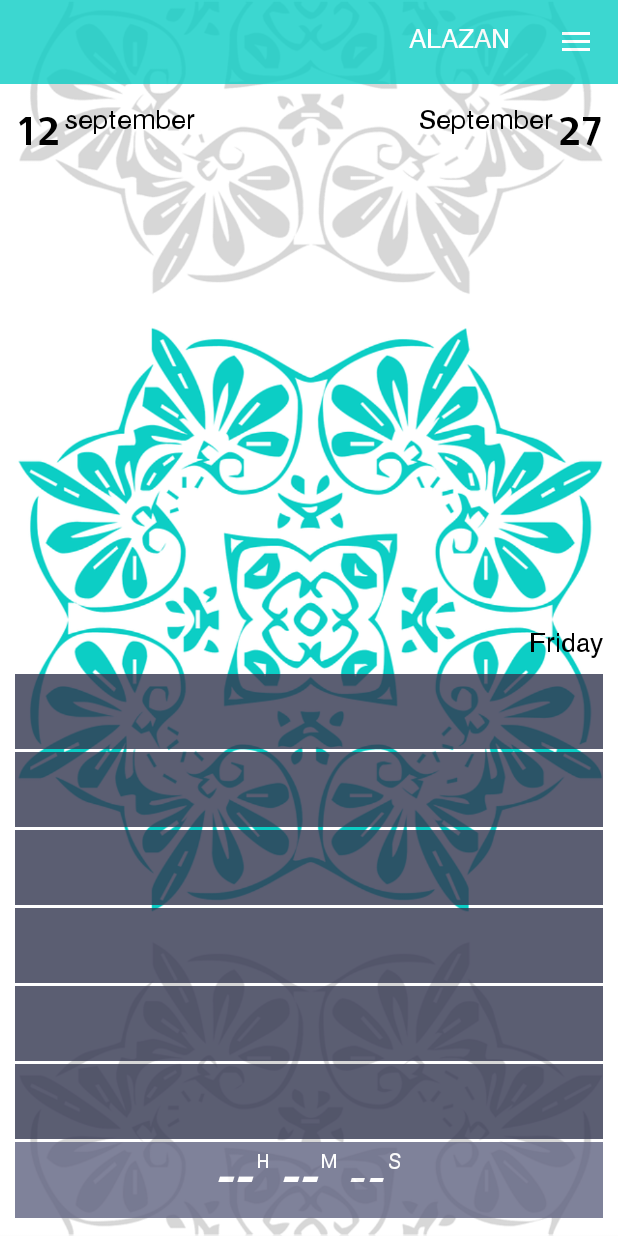
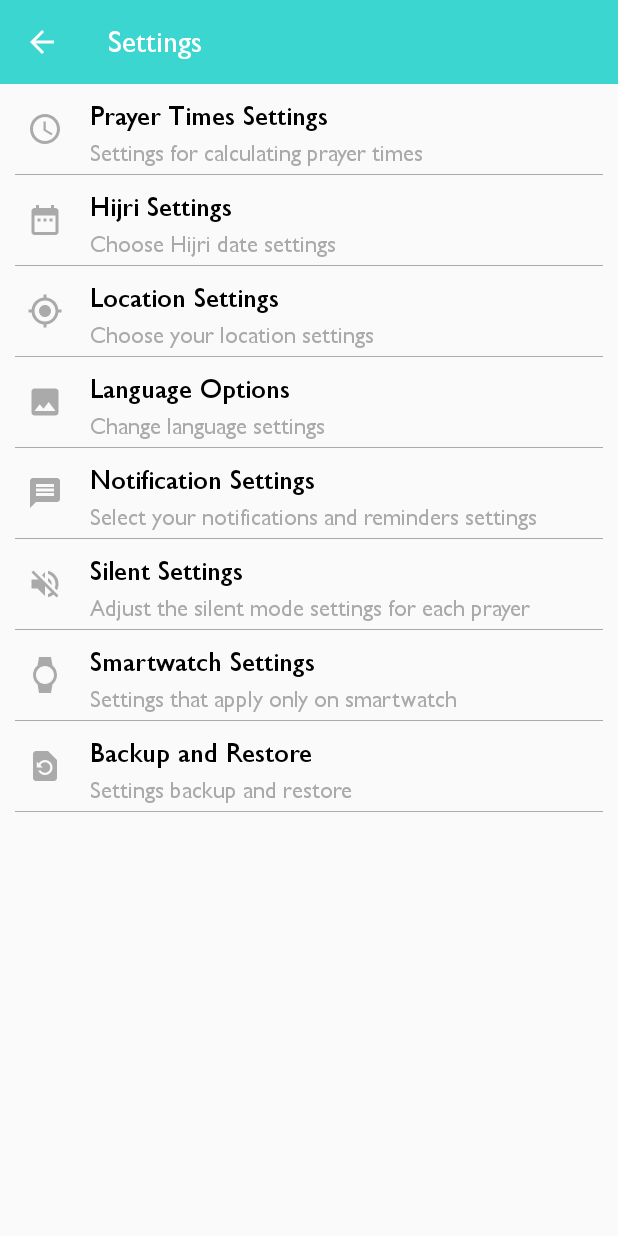
Before and after one commit to arakaneserohingya/Best-Azan-And-Prayer-Time-App, an Android app: the screen it shows after launch (MainActivity before the commit, SettingsActivity after it), after a tap on "Settings", on a phone screen of 412 x 824 dp. Run offline under Robolectric (Android 15) with nearby library versions, the phone set to English and light mode, and no system bars; libraries missing offline, so code that uses them is left out: com.github.msarhan.ummalqura; 3 statements that could not run were skipped; 1 other tap on this screen came first.

Commit message:
fix, settings activity completion !!

```diff
--- a/app/src/main/java/com/alhadara/omar/azan/Activities/MainActivity.java
+++ b/app/src/main/java/com/alhadara/omar/azan/Activities/MainActivity.java
@@ -73,7 +73,7 @@ public class MainActivity extends AppCompatActivity
         int id = item.getItemId();
 
         if (id == R.id.nav_settings) {
-            // Handle the camera action
+            startActivity(new Intent(this,SettingsActivity.class));
         } else if (id == R.id.nav_convert_date) {
             startActivity(new Intent(this, ConvertDateActivity.class));
         } else if (id == R.id.nav_compass) {
--- /dev/null
+++ b/app/src/main/java/com/alhadara/omar/azan/Activities/SettingsActivity.java
@@ -0,0 +1,72 @@
+package com.alhadara.omar.azan.Activities;
+
+import androidx.appcompat.app.AlertDialog;
+import androidx.appcompat.app.AppCompatActivity;
+import androidx.appcompat.widget.Toolbar;
+
+import android.content.Context;
+import android.content.DialogInterface;
+import android.content.SharedPreferences;
+import android.os.Bundle;
+import android.view.View;
+import android.view.ViewGroup;
+import android.widget.ImageButton;
+import android.widget.TextView;
+
+import com.alhadara.omar.azan.Configurations;
+import com.example.omar.azanapkmostafa.R;
+
+public class SettingsActivity extends AppCompatActivity {
+
+    @Override
+    protected void onCreate(Bundle savedInstanceState) {
+        super.onCreate(savedInstanceState);
+        setContentView(R.layout.activity_settings);
+        Toolbar toolbar = findViewById(R.id.toolbar_settings_activity);
+        setSupportActionBar(toolbar);
+        getSupportActionBar().setDisplayHomeAsUpEnabled(true);
+        getSupportActionBar().setDisplayShowHomeEnabled(true);
+        getSupportActionBar().setTitle(getResources().getString(R.string.settings));
+        ViewGroup group = findViewById(R.id.settings_activity_box_layout);
+        for(int i=0;i<group.getChildCount();i++){
+            ((ImageButton)((ViewGroup)group.getChildAt(i)).getChildAt(0)).setImageResource(getResources().obtainTypedArray(R.array.settings_image).getResourceId(i,-1));
+            ((TextView)((ViewGroup)group.getChildAt(i)).getChildAt(1)).setText(getResources().getStringArray(R.array.settings_menu)[i]);
+            ((TextView)((ViewGroup)group.getChildAt(i)).getChildAt(2)).setText(getResources().getStringArray(R.array.settings_submenu)[i]);
+
+        }
+        group.getChildAt(3).setOnClickListener(new View.OnClickListener() {
+            @Override
+            public void onClick(View view) {
+                final SharedPreferences pref = getSharedPreferences(Configurations.mainConFile,MODE_PRIVATE);
+                final SharedPreferences.Editor editor = pref.edit();
+                AlertDialog.Builder builder = new AlertDialog.Builder(SettingsActivity.this);
+                builder.setTitle(getResources().getString(R.string.choose_display_language));
+                builder.setItems(new String[]{"English", "عربي"}, new DialogInterface.OnClickListener() {
+                    @Override
+                    public void onClick(DialogInterface dialogInterface, int i) {
+                        if(i==0){
+                            editor.putString("language","en");
+                            editor.commit();
+                            Configurations.setLanguagePreferences(SettingsActivity.this);
+                            Configurations.setReloadMainActivityOnResume(true);
+                            SettingsActivity.this.recreate();
+                        }else{
+                            editor.putString("language","ar");
+                            editor.commit();
+                            Configurations.setLanguagePreferences(SettingsActivity.this);
+                            Configurations.setReloadMainActivityOnResume(true);
+                            SettingsActivity.this.recreate();
+                        }
+                    }
+                });
+                builder.show();
+            }
+        });
+
+    }
+    @Override
+    public boolean onSupportNavigateUp() {
+        onBackPressed();
+        return true;
+    }
+}
--- a/app/src/main/java/com/alhadara/omar/azan/Configurations.java
+++ b/app/src/main/java/com/alhadara/omar/azan/Configurations.java
@@ -1,11 +1,8 @@
 package com.alhadara.omar.azan;
 
-import android.app.Activity;
 import android.content.Context;
 import android.content.SharedPreferences;
 import android.content.res.Configuration;
-import android.location.Location;
-import android.net.ConnectivityManager;
 import android.os.Build;
 import android.widget.Toast;
 
@@ -13,7 +10,6 @@ import com.example.omar.azanapkmostafa.R;
 
 
 import java.util.Locale;
-import java.util.TimeZone;
 
 
 public class Configurations {
@@ -35,10 +31,10 @@ public class Configurations {
     }
 
 
-    private static void setLanguagePreferences(Context context) {
+    public static void setLanguagePreferences(Context context) {
         SharedPreferences pref = context.getSharedPreferences(mainConFile,Context.MODE_PRIVATE);
         Configuration configuration = context.getResources().getConfiguration();
-        Locale locale = new Locale(pref.getString("language","ar"));
+        Locale locale = new Locale(pref.getString("language","en"));
         if(Build.VERSION.SDK_INT > Build.VERSION_CODES.JELLY_BEAN){
             configuration.setLocale(locale);
             configuration.setLayoutDirection(locale);
--- /dev/null
+++ b/app/src/main/res/drawable/ic_settings_box_1.xml
@@ -0,0 +1,9 @@
+<vector xmlns:android="http://schemas.android.com/apk/res/android"
+        android:width="24dp"
+        android:height="24dp"
+        android:viewportWidth="24.0"
+        android:viewportHeight="24.0">
+    <path
+        android:fillColor="#FF000000"
+        android:pathData="M11.99,2C6.47,2 2,6.48 2,12s4.47,10 9.99,10C17.52,22 22,17.52 22,12S17.52,2 11.99,2zM12,20c-4.42,0 -8,-3.58 -8,-8s3.58,-8 8,-8 8,3.58 8,8 -3.58,8 -8,8zM12.5,7H11v6l5.25,3.15 0.75,-1.23 -4.5,-2.67z"/>
+</vector>
--- /dev/null
+++ b/app/src/main/res/drawable/ic_settings_box_2.xml
@@ -0,0 +1,9 @@
+<vector xmlns:android="http://schemas.android.com/apk/res/android"
+        android:width="24dp"
+        android:height="24dp"
+        android:viewportWidth="24.0"
+        android:viewportHeight="24.0">
+    <path
+        android:fillColor="#FF000000"
+        android:pathData="M9,11L7,11v2h2v-2zM13,11h-2v2h2v-2zM17,11h-2v2h2v-2zM19,4h-1L18,2h-2v2L8,4L8,2L6,2v2L5,4c-1.11,0 -1.99,0.9 -1.99,2L3,20c0,1.1 0.89,2 2,2h14c1.1,0 2,-0.9 2,-2L21,6c0,-1.1 -0.9,-2 -2,-2zM19,20L5,20L5,9h14v11z"/>
+</vector>
--- /dev/null
+++ b/app/src/main/res/drawable/ic_settings_box_3.xml
@@ -0,0 +1,9 @@
+<vector xmlns:android="http://schemas.android.com/apk/res/android"
+        android:width="24dp"
+        android:height="24dp"
+        android:viewportWidth="24.0"
+        android:viewportHeight="24.0">
+    <path
+        android:fillColor="#FF000000"
+        android:pathData="M12,8c-2.21,0 -4,1.79 -4,4s1.79,4 4,4 4,-1.79 4,-4 -1.79,-4 -4,-4zM20.94,11c-0.46,-4.17 -3.77,-7.48 -7.94,-7.94L13,1h-2v2.06C6.83,3.52 3.52,6.83 3.06,11L1,11v2h2.06c0.46,4.17 3.77,7.48 7.94,7.94L11,23h2v-2.06c4.17,-0.46 7.48,-3.77 7.94,-7.94L23,13v-2h-2.06zM12,19c-3.87,0 -7,-3.13 -7,-7s3.13,-7 7,-7 7,3.13 7,7 -3.13,7 -7,7z"/>
+</vector>
--- /dev/null
+++ b/app/src/main/res/drawable/ic_settings_box_4.xml
@@ -0,0 +1,9 @@
+<vector xmlns:android="http://schemas.android.com/apk/res/android"
+        android:width="24dp"
+        android:height="24dp"
+        android:viewportWidth="24.0"
+        android:viewportHeight="24.0">
+    <path
+        android:fillColor="#FF000000"
+        android:pathData="M21,19V5c0,-1.1 -0.9,-2 -2,-2H5c-1.1,0 -2,0.9 -2,2v14c0,1.1 0.9,2 2,2h14c1.1,0 2,-0.9 2,-2zM8.5,13.5l2.5,3.01L14.5,12l4.5,6H5l3.5,-4.5z"/>
+</vector>
--- /dev/null
+++ b/app/src/main/res/drawable/ic_settings_box_5.xml
@@ -0,0 +1,9 @@
+<vector xmlns:android="http://schemas.android.com/apk/res/android"
+        android:width="24dp"
+        android:height="24dp"
+        android:viewportWidth="24.0"
+        android:viewportHeight="24.0">
+    <path
+        android:fillColor="#FF000000"
+        android:pathData="M20,2L4,2c-1.1,0 -1.99,0.9 -1.99,2L2,22l4,-4h14c1.1,0 2,-0.9 2,-2L22,4c0,-1.1 -0.9,-2 -2,-2zM18,14L6,14v-2h12v2zM18,11L6,11L6,9h12v2zM18,8L6,8L6,6h12v2z"/>
+</vector>
--- /dev/null
+++ b/app/src/main/res/drawable/ic_settings_box_7.xml
@@ -0,0 +1,9 @@
+<vector xmlns:android="http://schemas.android.com/apk/res/android"
+        android:width="24dp"
+        android:height="24dp"
+        android:viewportWidth="24.0"
+        android:viewportHeight="24.0">
+    <path
+        android:fillColor="#FF000000"
+        android:pathData="M16.5,12c0,-1.77 -1.02,-3.29 -2.5,-4.03v2.21l2.45,2.45c0.03,-0.2 0.05,-0.41 0.05,-0.63zM19,12c0,0.94 -0.2,1.82 -0.54,2.64l1.51,1.51C20.63,14.91 21,13.5 21,12c0,-4.28 -2.99,-7.86 -7,-8.77v2.06c2.89,0.86 5,3.54 5,6.71zM4.27,3L3,4.27 7.73,9L3,9v6h4l5,5v-6.73l4.25,4.25c-0.67,0.52 -1.42,0.93 -2.25,1.18v2.06c1.38,-0.31 2.63,-0.95 3.69,-1.81L19.73,21 21,19.73l-9,-9L4.27,3zM12,4L9.91,6.09 12,8.18L12,4z"/>
+</vector>
--- /dev/null
+++ b/app/src/main/res/drawable/ic_settings_box_8.xml
@@ -0,0 +1,9 @@
+<vector xmlns:android="http://schemas.android.com/apk/res/android"
+        android:width="24dp"
+        android:height="24dp"
+        android:viewportWidth="24.0"
+        android:viewportHeight="24.0">
+    <path
+        android:fillColor="#FF000000"
+        android:pathData="M20,12c0,-2.54 -1.19,-4.81 -3.04,-6.27L16,0H8l-0.95,5.73C5.19,7.19 4,9.45 4,12s1.19,4.81 3.05,6.27L8,24h8l0.96,-5.73C18.81,16.81 20,14.54 20,12zM6,12c0,-3.31 2.69,-6 6,-6s6,2.69 6,6 -2.69,6 -6,6 -6,-2.69 -6,-6z"/>
+</vector>
--- /dev/null
+++ b/app/src/main/res/drawable/ic_settings_box_9.xml
@@ -0,0 +1,9 @@
+<vector xmlns:android="http://schemas.android.com/apk/res/android"
+        android:width="24dp"
+        android:height="24dp"
+        android:viewportWidth="24.0"
+        android:viewportHeight="24.0">
+    <path
+        android:fillColor="#FF000000"
+        android:pathData="M14,2L6,2c-1.1,0 -1.99,0.9 -1.99,2L4,20c0,1.1 0.89,2 1.99,2L18,22c1.1,0 2,-0.9 2,-2L20,8l-6,-6zM12,18c-2.05,0 -3.81,-1.24 -4.58,-3h1.71c0.63,0.9 1.68,1.5 2.87,1.5 1.93,0 3.5,-1.57 3.5,-3.5S13.93,9.5 12,9.5c-1.35,0 -2.52,0.78 -3.1,1.9l1.6,1.6h-4L6.5,9l1.3,1.3C8.69,8.92 10.23,8 12,8c2.76,0 5,2.24 5,5s-2.24,5 -5,5z"/>
+</vector>
--- /dev/null
+++ b/app/src/main/res/layout/activity_settings.xml
@@ -0,0 +1,41 @@
+<?xml version="1.0" encoding="utf-8"?>
+<androidx.constraintlayout.widget.ConstraintLayout xmlns:android="http://schemas.android.com/apk/res/android"
+    xmlns:app="http://schemas.android.com/apk/res-auto"
+    xmlns:tools="http://schemas.android.com/tools"
+    android:layout_width="match_parent"
+    android:layout_height="match_parent"
+    tools:context="com.alhadara.omar.azan.Activities.SettingsActivity">
+    <androidx.appcompat.widget.Toolbar
+        android:id="@+id/toolbar_settings_activity"
+        android:alpha="0.8"
+        android:layout_gravity="top"
+        android:theme="@style/ToolbarTheme"
+        app:titleTextColor="@android:color/white"
+        app:layout_constraintTop_toTopOf="parent"
+        android:layout_width="match_parent"
+        android:layout_height="?attr/actionBarSize"
+        android:background="?attr/colorPrimary"
+        app:popupTheme="@style/AppTheme.PopupOverlay"/>
+
+    <ScrollView
+        app:layout_constraintBottom_toBottomOf="parent"
+        app:layout_constraintTop_toBottomOf="@id/toolbar_settings_activity"
+        android:layout_width="match_parent"
+        android:layout_height="0dp">
+        <LinearLayout
+            android:id="@+id/settings_activity_box_layout"
+            android:orientation="vertical"
+            android:layout_width="match_parent"
+            android:layout_height="0dp">
+            <include layout="@layout/settings_box"/>
+            <include layout="@layout/settings_box"/>
+            <include layout="@layout/settings_box"/>
+            <include layout="@layout/settings_box"/>
+            <include layout="@layout/settings_box"/>
+            <include layout="@layout/settings_box"/>
+            <include layout="@layout/settings_box"/>
+            <include layout="@layout/settings_box"/>
+        </LinearLayout>
+    </ScrollView>
+
+</androidx.constraintlayout.widget.ConstraintLayout>
--- /dev/null
+++ b/app/src/main/res/layout/settings_box.xml
@@ -0,0 +1,46 @@
+<?xml version="1.0" encoding="utf-8"?>
+<androidx.constraintlayout.widget.ConstraintLayout
+    android:paddingTop="10dp"
+    android:paddingRight="10dp"
+    android:paddingLeft="10dp"
+    android:layout_width="match_parent"
+    android:layout_height="wrap_content"
+    xmlns:app="http://schemas.android.com/apk/res-auto"
+    xmlns:android="http://schemas.android.com/apk/res/android">
+    <ImageButton
+        android:id="@+id/settings_box_image"
+        app:layout_constraintBottom_toTopOf="@id/settings_box_border"
+        app:layout_constraintTop_toTopOf="parent"
+        app:layout_constraintStart_toStartOf="parent"
+        android:background="@android:color/transparent"
+        android:tint="@android:color/darker_gray"
+        android:layout_width="40dp"
+        android:layout_height="40dp" />
+    <TextView
+        android:id="@+id/settings_box_header"
+        app:layout_constraintStart_toEndOf="@id/settings_box_image"
+        android:textColor="@android:color/black"
+        android:textSize="@dimen/widget_font_size_small"
+        app:layout_constraintTop_toTopOf="parent"
+        android:layout_marginStart="10dp"
+        android:layout_width="wrap_content"
+        android:layout_height="wrap_content" />
+    <TextView
+        android:id="@+id/settings_box_details"
+        android:textSize="15sp"
+        android:textColor="@android:color/darker_gray"
+        app:layout_constraintStart_toEndOf="@id/settings_box_image"
+        app:layout_constraintTop_toBottomOf="@id/settings_box_header"
+        app:layout_constraintBottom_toTopOf="@id/settings_box_border"
+        android:layout_marginStart="10dp"
+        android:layout_width="wrap_content"
+        android:layout_height="wrap_content" />
+    <View
+        android:layout_marginTop="10dp"
+        android:id="@+id/settings_box_border"
+        android:background="@android:color/darker_gray"
+        app:layout_constraintTop_toBottomOf="@id/settings_box_image"
+        app:layout_constraintBottom_toBottomOf="parent"
+        android:layout_width="match_parent"
+        android:layout_height="0.5dp"/>
+</androidx.constraintlayout.widget.ConstraintLayout>
--- a/app/src/main/res/menu/activity_main_drawer.xml
+++ b/app/src/main/res/menu/activity_main_drawer.xml
@@ -34,7 +34,7 @@
         <item
             android:id="@+id/nav_share"
             android:icon="@drawable/ic_menu_send"
-            android:title="Share Application" />
+            android:title="@string/share_application" />
     </group>
 
 </menu>
--- a/app/src/main/res/values/dimens.xml
+++ b/app/src/main/res/values/dimens.xml
@@ -8,4 +8,14 @@
     <dimen name="fab_margin">16dp</dimen>
     <dimen name="widget_font_size">25sp</dimen>
     <dimen name="widget_font_size_small">18sp</dimen>
+    <integer-array name="settings_image">
+        <item>@drawable/ic_settings_box_1</item>
+        <item>@drawable/ic_settings_box_2</item>
+        <item>@drawable/ic_settings_box_3</item>
+        <item>@drawable/ic_settings_box_4</item>
+        <item>@drawable/ic_settings_box_5</item>
+        <item>@drawable/ic_settings_box_7</item>
+        <item>@drawable/ic_settings_box_8</item>
+        <item>@drawable/ic_settings_box_9</item>
+    </integer-array>
 </resources>
--- a/app/src/main/res/values/strings.xml
+++ b/app/src/main/res/values/strings.xml
@@ -133,4 +133,42 @@
         <item>@string/delete_location</item>
         <item>@string/set_as_current_location</item>
     </string-array>
+    <string name="prayer_times_settings">Prayer Times Settings</string>
+    <string name="hijri_settings">Hijri Settings</string>
+    <string name="location_settings">Location Settings</string>
+    <string name="language_options">Language Options</string>
+    <string name="notification_settings">Notification Settings</string>
+    <string name="silent_settings">Silent Settings</string>
+    <string name="smartwatch_settings">Smartwatch Settings</string>
+    <string name="backup_and_restore">Backup and Restore</string>
+    <string-array name="settings_menu">
+        <item>@string/prayer_times_settings</item>
+        <item>@string/hijri_settings</item>
+        <item>@string/location_settings</item>
+        <item>@string/language_options</item>
+        <item>@string/notification_settings</item>
+        <item>@string/silent_settings</item>
+        <item>@string/smartwatch_settings</item>
+        <item>@string/backup_and_restore</item>
+    </string-array>
+    <string name="settings_for_calculating_prayer_times">Settings for calculating prayer times</string>
+    <string name="choose_hijri_date_settings">Choose Hijri date settings</string>
+    <string name="choose_your_location_settings">Choose your location settings</string>
+    <string name="change_language_settings">Change language settings</string>
+    <string name="select_your_notifications_and_reminders_settings">Select your notifications and reminders settings</string>
+    <string name="adjust_the_silent_mode_settings_for_each_prayer">Adjust the silent mode settings for each prayer</string>
+    <string name="settings_that_apply_only_on_smartwatch">Settings that apply only on smartwatch</string>
+    <string name="settings_backup_and_restore">Settings backup and restore</string>
+    <string-array name="settings_submenu">
+        <item>@string/settings_for_calculating_prayer_times</item>
+        <item>@string/choose_hijri_date_settings</item>
+        <item>@string/choose_your_location_settings</item>
+        <item>@string/change_language_settings</item>
+        <item>@string/select_your_notifications_and_reminders_settings</item>
+        <item>@string/adjust_the_silent_mode_settings_for_each_prayer</item>
+        <item>@string/settings_that_apply_only_on_smartwatch</item>
+        <item>@string/settings_backup_and_restore</item>
+    </string-array>
+    <string name="choose_display_language">Choose display language</string>
+
 </resources>
```
Also changed, not shown: app/src/main/AndroidManifest.xml (+7 -3 lines), 1 other file.
